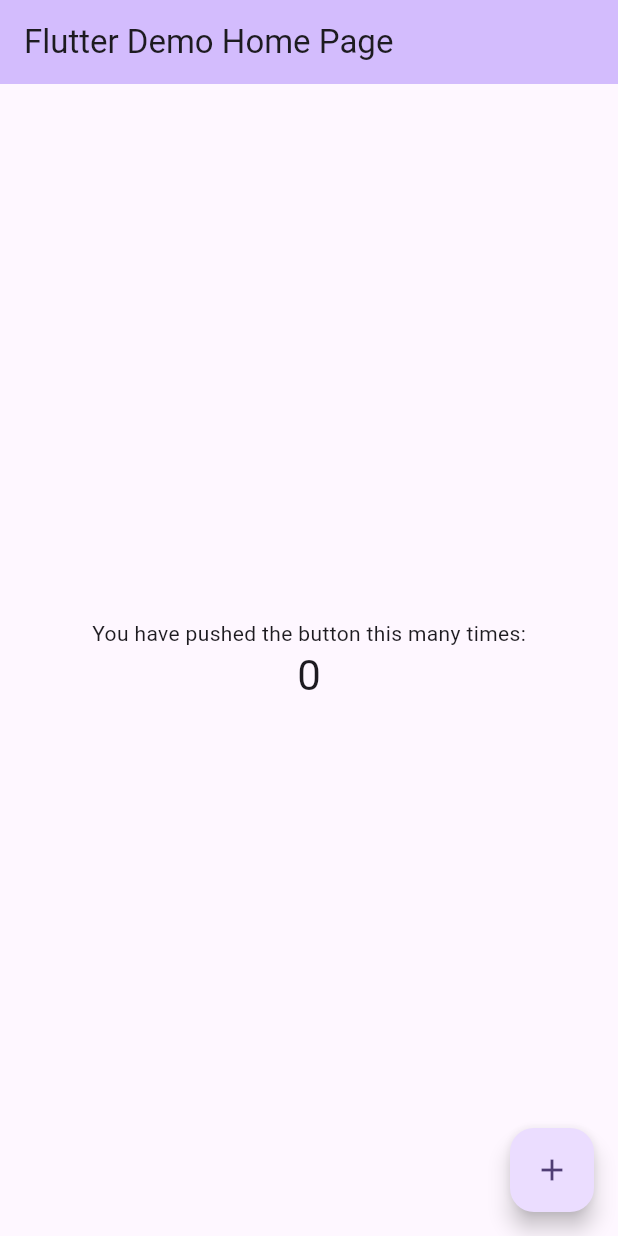
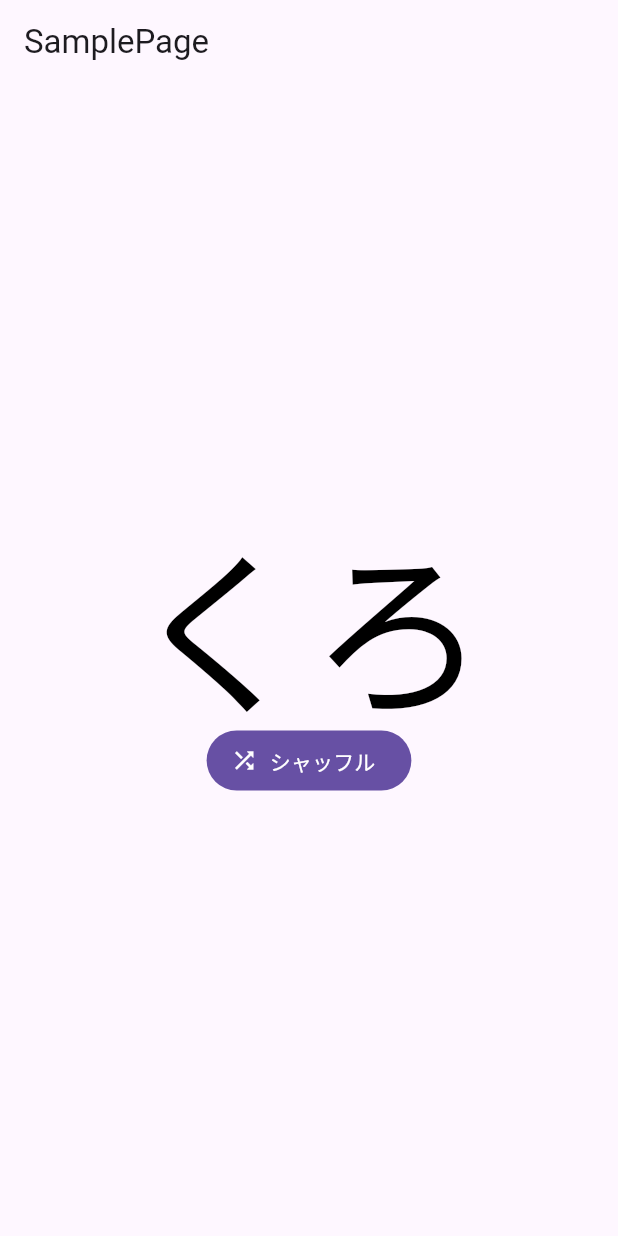
Before and after one commit to yakitama5/brain_training, a Flutter app: the screen it shows after launch, on a phone screen of 412 x 824 dp. Run offline on Flutter 3.47's test engine with Material 3 defaults, Android fonts, the phone set to English and light mode, and no system bars; our stand-ins replace flutter_hooks, freezed_annotation, hooks_riverpod.

Commit message:
🚧wip: 動作検証用のサンプルページを追加

```diff
--- a/lib/src/app.dart
+++ b/lib/src/app.dart
@@ -1,97 +1,14 @@
+import 'package:brain_training/src/presentation/pages/sample_page.dart';
 import 'package:flutter/material.dart';
 
 class App extends StatelessWidget {
   const App({super.key});
 
-  // This widget is the root of your application.
   @override
   Widget build(BuildContext context) {
-    return MaterialApp(
+    return const MaterialApp(
       title: 'Flutter Demo',
-      theme: ThemeData(
-        colorScheme: ColorScheme.fromSeed(seedColor: Colors.deepPurple),
-        useMaterial3: true,
-      ),
-      home: const MyHomePage(title: 'Flutter Demo Home Page'),
+      home: SamplePage(),
     );
   }
 }
-
-class MyHomePage extends StatefulWidget {
-  const MyHomePage({super.key, required this.title});
-
-  final String title;
-
-  @override
-  State<MyHomePage> createState() => _MyHomePageState();
-}
-
-class _MyHomePageState extends State<MyHomePage> {
-  int _counter = 0;
-
-  void _incrementCounter() {
-    setState(() {
-      // This call to setState tells the Flutter framework that something has
-      // changed in this State, which causes it to rerun the build method below
-      // so that the display can reflect the updated values. If we changed
-      // _counter without calling setState(), then the build method would not be
-      // called again, and so nothing would appear to happen.
-      _counter++;
-    });
-  }
-
-  @override
-  Widget build(BuildContext context) {
-    // This method is rerun every time setState is called, for instance as done
-    // by the _incrementCounter method above.
-    //
-    // The Flutter framework has been optimized to make rerunning build methods
-    // fast, so that you can just rebuild anything that needs updating rather
-    // than having to individually change instances of widgets.
-    return Scaffold(
-      appBar: AppBar(
-        // TRY THIS: Try changing the color here to a specific color (to
-        // Colors.amber, perhaps?) and trigger a hot reload to see the AppBar
-        // change color while the other colors stay the same.
-        backgroundColor: Theme.of(context).colorScheme.inversePrimary,
-        // Here we take the value from the MyHomePage object that was created by
-        // the App.build method, and use it to set our appbar title.
-        title: Text(widget.title),
-      ),
-      body: Center(
-        // Center is a layout widget. It takes a single child and positions it
-        // in the middle of the parent.
-        child: Column(
-          // Column is also a layout widget. It takes a list of children and
-          // arranges them vertically. By default, it sizes itself to fit its
-          // children horizontally, and tries to be as tall as its parent.
-          //
-          // Column has various properties to control how it sizes itself and
-          // how it positions its children. Here we use mainAxisAlignment to
-          // center the children vertically; the main axis here is the vertical
-          // axis because Columns are vertical (the cross axis would be
-          // horizontal).
-          //
-          // TRY THIS: Invoke "debug painting" (choose the "Toggle Debug Paint"
-          // action in the IDE, or press "p" in the console), to see the
-          // wireframe for each widget.
-          mainAxisAlignment: MainAxisAlignment.center,
-          children: <Widget>[
-            const Text(
-              'You have pushed the button this many times:',
-            ),
-            Text(
-              '$_counter',
-              style: Theme.of(context).textTheme.headlineMedium,
-            ),
-          ],
-        ),
-      ),
-      floatingActionButton: FloatingActionButton(
-        onPressed: _incrementCounter,
-        tooltip: 'Increment',
-        child: const Icon(Icons.add),
-      ), // This trailing comma makes auto-formatting nicer for build methods.
-    );
-  }
-}
--- /dev/null
+++ b/lib/src/presentation/pages/sample_page.dart
@@ -0,0 +1,46 @@
+import 'dart:math';
+
+import 'package:brain_training/src/domain/read_color/entity/mixed_colored_word.dart';
+import 'package:brain_training/src/domain/read_color/value_object/colored_word.dart';
+import 'package:flutter/material.dart';
+import 'package:flutter_hooks/flutter_hooks.dart';
+import 'package:hooks_riverpod/hooks_riverpod.dart';
+
+import 'colored_word/components/mixed_colored_word_text.dart';
+
+class SamplePage extends HookConsumerWidget {
+  const SamplePage({super.key});
+
+  @override
+  Widget build(BuildContext context, WidgetRef ref) {
+    final word = useState(_createMixedWord());
+
+    return Scaffold(
+      appBar: AppBar(
+        title: const Text('SamplePage'),
+      ),
+      body: Center(
+        child: Column(
+          mainAxisAlignment: MainAxisAlignment.center,
+          children: [
+            MixedColoredWordText(coloredWord: word.value),
+            FilledButton.icon(
+              onPressed: () => word.value = _createMixedWord(),
+              icon: const Icon(Icons.shuffle),
+              label: const Text('シャッフル'),
+            ),
+          ],
+        ),
+      ),
+    );
+  }
+
+  MixedColoredWord _createMixedWord() {
+    final max = ColoredWord.values.length;
+
+    return MixedColoredWord(
+      color: ColoredWord.values[Random().nextInt(max)],
+      word: ColoredWord.values[Random().nextInt(max)],
+    );
+  }
+}
```
